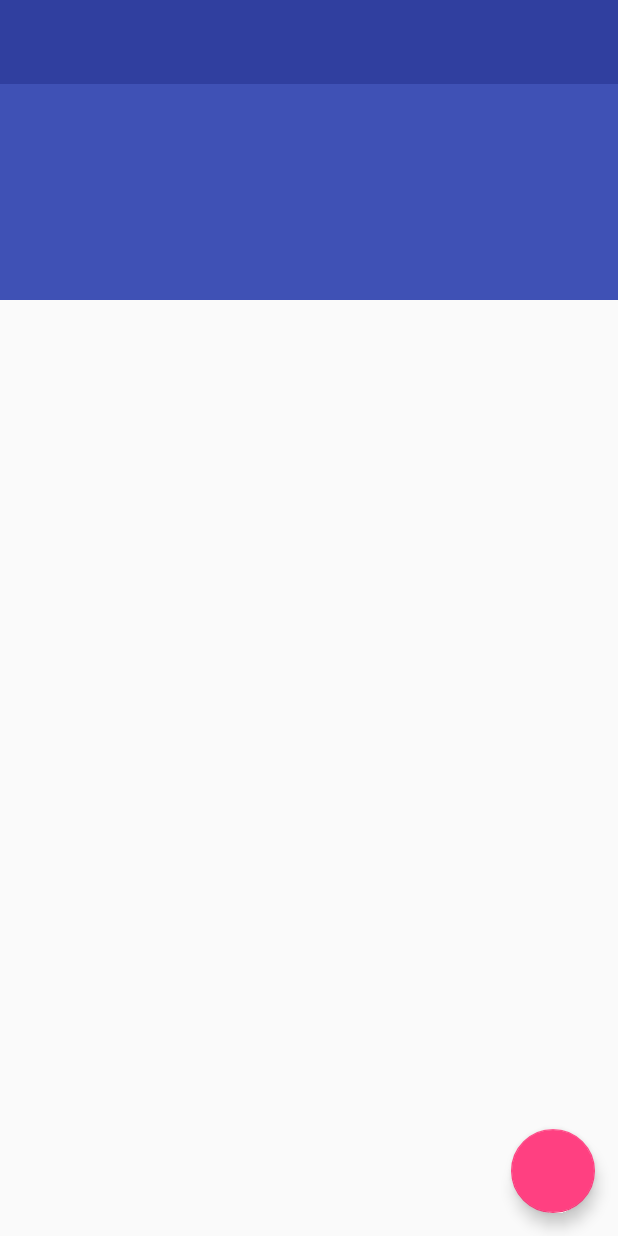
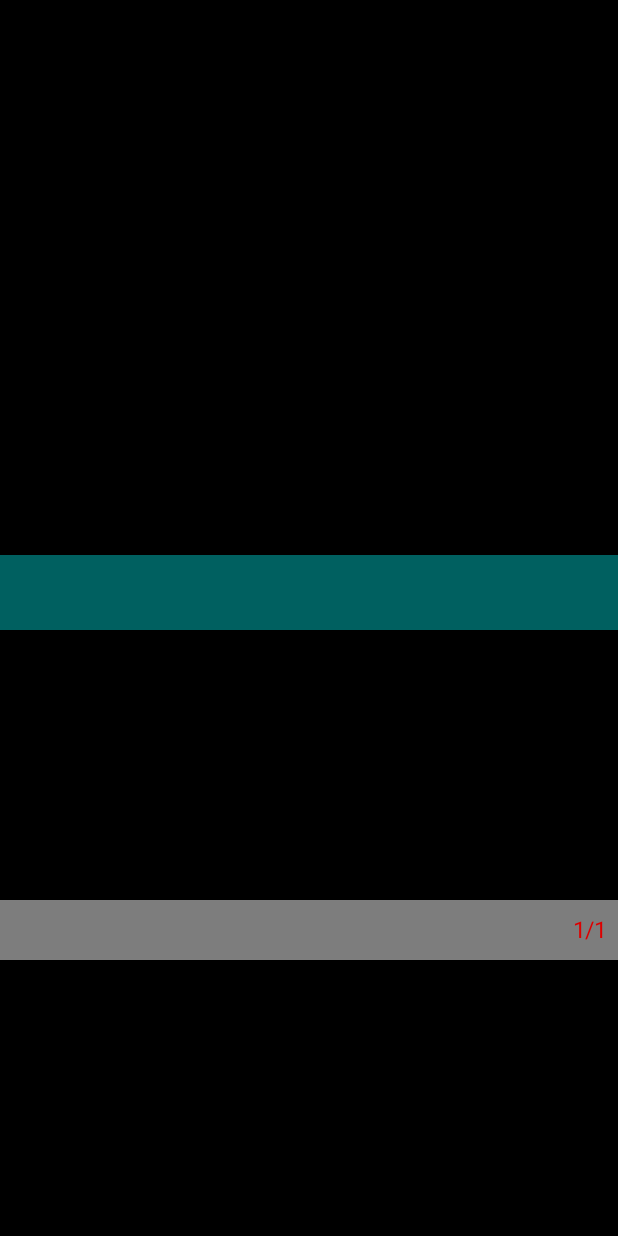
Before and after one commit to 1izheng/AutoBanner, an Android app: the layout activity_main.xml on its own in the app's theme, with its tools: preview values and no code run, on a phone screen of 412 x 824 dp. Run offline under Robolectric (Android 15) with nearby library versions, the phone set to English and light mode, and no system bars.

Commit message:
-添加数据类型泛型,支持自定义数据类型 -修复已知问题

```diff
--- a/app/build.gradle
+++ b/app/build.gradle
@@ -32,4 +32,5 @@ dependencies {
     androidTestImplementation 'com.android.support.test.espresso:espresso-core:3.0.2'
     compile project(':library')
     implementation 'com.github.bumptech.glide:glide:3.7.0'
+    implementation 'com.zhy:base-rvadapter:3.0.3'
 }
--- a/app/src/main/AndroidManifest.xml
+++ b/app/src/main/AndroidManifest.xml
@@ -1,5 +1,5 @@
 <?xml version="1.0" encoding="utf-8"?>
-<manifest package="com.jz.demo"
+<manifest package="com.yjz.demo"
           xmlns:android="http://schemas.android.com/apk/res/android"
     >
 
@@ -13,7 +13,7 @@
         android:supportsRtl="true"
         android:theme="@style/AppTheme"
         >
-        <activity android:name=".MainActivity">
+        <activity android:name="com.yjz.demo.MainActivity">
             <intent-filter>
                 <action android:name="android.intent.action.MAIN"/>
 
--- a/app/src/main/res/layout/activity_main.xml
+++ b/app/src/main/res/layout/activity_main.xml
@@ -1,63 +1,46 @@
 <?xml version="1.0" encoding="utf-8"?>
-<android.support.design.widget.CoordinatorLayout
+<LinearLayout
     xmlns:android="http://schemas.android.com/apk/res/android"
     xmlns:app="http://schemas.android.com/apk/res-auto"
-    xmlns:tools="http://schemas.android.com/tools"
     android:layout_width="match_parent"
     android:layout_height="match_parent"
-    tools:context="com.jz.demo.MainActivity"
+    android:orientation="vertical"
+    android:background="#000000"
     >
 
-    <android.support.design.widget.AppBarLayout
+
+    <com.yjz.banner.AutoBannerView
+        android:id="@+id/autoBanner1"
         android:layout_width="match_parent"
-        android:layout_height="wrap_content"
-        >
+        android:layout_height="200dp"
+        app:indicator_drawable_unselected="@drawable/banner_indicator_selected"
+        app:indicator_size="8dp"
+        />
 
 
-        <android.support.design.widget.CollapsingToolbarLayout
-            android:layout_width="match_parent"
-            android:layout_height="match_parent"
-            app:layout_scrollFlags="scroll|exitUntilCollapsed"
-            app:contentScrim="@color/colorPrimaryDark"
-            app:expandedTitleMarginStart="48dp"
-            app:expandedTitleMarginEnd="64dp"
-            >
-
-            <com.jz.autobanner.AutoBannerView
-                android:id="@+id/autoBanner"
-                android:layout_width="match_parent"
-                android:layout_height="200dp"
-                app:indicator_size="8dp"
-                app:indicator_drawable_unselected="@drawable/banner_indicator_selected"
-                app:layout_collapseMode="parallax"
-                />
-
-            <android.support.v7.widget.Toolbar
-                android:id="@+id/toolbar"
-                android:layout_width="match_parent"
-                android:layout_height="?attr/actionBarSize"
-                android:background="@color/colorPrimaryDark"
-                app:layout_scrollFlags="scroll|enterAlwaysCollapsed"
-                />
-
-        </android.support.design.widget.CollapsingToolbarLayout>
+    <com.yjz.banner.AutoBannerView
+        android:id="@+id/autoBanner2"
+        android:layout_width="match_parent"
+        android:layout_height="200dp"
+        android:layout_marginTop="20dp"
+        app:indicator_drawable_unselected="@drawable/indicator_on"
+        app:indicator_gravity="left"
+        app:indicator_layout_background="#6000ffff"
+        app:indicator_layout_height="50dp"
+        app:indicator_size="8dp"
+        />
 
 
-    </android.support.design.widget.AppBarLayout>
-
-    <android.support.v7.widget.RecyclerView
-        android:id="@+id/recy"
+    <com.yjz.banner.AutoBannerView
+        android:id="@+id/autoBanner3"
         android:layout_width="match_parent"
-        android:layout_height="match_parent"
-        app:layout_behavior="@string/appbar_scrolling_view_behavior"
+        android:layout_height="200dp"
+        android:layout_marginTop="20dp"
+        app:indicator_gravity="right"
+        app:indicator_layout_background="#90dddddd"
+        app:indicator_layout_height="40dp"
+        app:indicator_type="number"
+        app:num_indicator_textcolor="#dd0000"
         />
 
-    <android.support.design.widget.FloatingActionButton
-        android:id="@+id/fab"
-        android:layout_width="wrap_content"
-        android:layout_height="wrap_content"
-        android:layout_gravity="end|bottom"
-        android:layout_margin="15dp"
-        />
-
-</android.support.design.widget.CoordinatorLayout>
+</LinearLayout>
--- a/app/src/main/res/layout/item.xml
+++ b/app/src/main/res/layout/item.xml
@@ -5,7 +5,7 @@
     xmlns:tools="http://schemas.android.com/tools"
     android:layout_width="match_parent"
     android:layout_height="wrap_content"
-    tools:context="com.jz.demo.MainActivity"
+    tools:context="com.yjz.demo.MainActivity"
     >
 
 
--- a/library/src/main/AndroidManifest.xml
+++ b/library/src/main/AndroidManifest.xml
@@ -1,3 +1,3 @@
-<manifest package="com.jz.autobanner"
+<manifest package="com.yjz.banner"
           xmlns:android="http://schemas.android.com/apk/res/android"
     />
--- a/library/src/main/java/com/jz/autobanner/AutoBannerView.java
+++ b/library/src/main/java/com/yjz/banner/AutoBannerView.java
@@ -1,4 +1,4 @@
-package com.jz.autobanner;
+package com.yjz.banner;
 
 
 import android.content.Context;
@@ -11,7 +11,6 @@ import android.support.v4.view.ViewPager.OnPageChangeListener;
 import android.util.AttributeSet;
 import android.util.TypedValue;
 import android.view.Gravity;
-import android.view.LayoutInflater;
 import android.view.MotionEvent;
 import android.view.View;
 import android.view.ViewGroup;
@@ -23,8 +22,14 @@ import android.widget.TextView;
 import java.util.ArrayList;
 import java.util.List;
 
+/**
+ * 无限循环banner,支持左右滑动,基于ViewPager实现
+ *
+ * @author lizheng
+ *         created at 2018/9/17 上午11:55
+ */
+public class AutoBannerView<T> extends LinearLayout {
 
-public class AutoBannerView extends LinearLayout {
     private Context mContext;
 
     /**
@@ -62,7 +67,7 @@ public class AutoBannerView extends LinearLayout {
     /**
      * 数字指示器textColor
      */
-    private int numIndicatorTextColor = android.R.color.white;
+    private int numIndicatorTextColor;
     /**
      * 选中图片指示器样式
      */
@@ -78,7 +83,7 @@ public class AutoBannerView extends LinearLayout {
     /**
      * 指示器父布局背景 默认透明
      */
-    private int indicatorLayoutBackground = android.R.color.transparent;
+    private int indicatorLayoutBackground;
 
     /**
      * 图片轮播视图
@@ -147,6 +152,7 @@ public class AutoBannerView extends LinearLayout {
 
     public AutoBannerView(Context context, AttributeSet attrs, int defStyle) {
         super(context, attrs, defStyle);
+        mContext = context;
         initAttrs(context, attrs);
         init(context);
     }
@@ -165,17 +171,17 @@ public class AutoBannerView extends LinearLayout {
         indicatorSelectedResId = typedArray.getResourceId(R.styleable.AutoBanner_indicator_drawable_selected, R.drawable.indicator_selected);
         indicatorUnSelectedResId = typedArray.getResourceId(R.styleable.AutoBanner_indicator_drawable_unselected, R.drawable.indicator_unselected);
         numIndicatorTextSize = typedArray.getDimensionPixelSize(R.styleable.AutoBanner_num_indicator_textsize, 15);
-        numIndicatorTextColor = typedArray.getResourceId(R.styleable.AutoBanner_num_indicator_textcolor, android.R.color.white);
         indicatorLayoutHeight = typedArray.getDimensionPixelSize(R.styleable.AutoBanner_indicator_layout_height, dp2px(36));
-        indicatorLayoutBackground = typedArray.getResourceId(R.styleable.AutoBanner_indicator_layout_background, android.R.color.transparent);
+
+        numIndicatorTextColor = typedArray.getColor(R.styleable.AutoBanner_num_indicator_textcolor, ContextCompat.getColor(context, android.R.color.white));
+        indicatorLayoutBackground = typedArray.getColor(R.styleable.AutoBanner_indicator_layout_background,ContextCompat.getColor(context, android.R.color.transparent));
 
         typedArray.recycle();
     }
 
 
     private void init(Context context) {
-        mContext = context;
-        LayoutInflater.from(context).inflate(R.layout.ad_banner_view, this);
+        View.inflate(context, R.layout.ad_banner_view, this);
         mAdvPager = (ViewPager) findViewById(R.id.adv_pager);
         mAdvPager.addOnPageChangeListener(new GuidePageChangeListener());
         mAdvPager.setOnTouchListener(new OnTouchListener() {
@@ -197,6 +203,13 @@ public class AutoBannerView extends LinearLayout {
         mGroup = (LinearLayout) findViewById(R.id.ly_img_indicator);
         tvGroup = (LinearLayout) findViewById(R.id.ly_num_indicator);
         tvIndicator = (TextView) findViewById(R.id.tv_indicator);
+
+        //指示器类型
+        if (indicatorType == 0) {
+            showImgIndicator();
+        } else {
+            showNumIndicator();
+        }
     }
 
     /**
@@ -205,7 +218,7 @@ public class AutoBannerView extends LinearLayout {
      * @param imageUrlList
      * @param autoBannerViewListener
      */
-    public void setImageResources(List<String> imageUrlList, AutoBannerViewListener autoBannerViewListener) {
+    public void setImageResources(List<T> imageUrlList, AutoBannerViewListener autoBannerViewListener) {
 
         if (imageUrlList != null && imageUrlList.size() > 0) {
             this.setVisibility(View.VISIBLE);
@@ -249,13 +262,6 @@ public class AutoBannerView extends LinearLayout {
      * 图片轮播(手动控制自动轮播与否，便于资源控制）
      */
     public void start() {
-        //指示器类型
-        if (indicatorType == 0) {
-            showImgIndicator();
-        } else {
-            showNumIndicator();
-        }
-
         startImageTimerTask();
     }
 
@@ -270,7 +276,9 @@ public class AutoBannerView extends LinearLayout {
      * 图片滚动任务
      */
     private void startImageTimerTask() {
-        if (!autoPlay) return;
+        if (!autoPlay) {
+            return;
+        }
         stopImageTimerTask();
         if (mImageViews != null && mImageViews.length > 1) {
             // 图片滚动
@@ -328,6 +336,7 @@ public class AutoBannerView extends LinearLayout {
         lps.width = LayoutParams.MATCH_PARENT;
         lps.height = indicatorLayoutHeight;
         mGroup.setLayoutParams(lps);
+        mGroup.setBackgroundColor(indicatorLayoutBackground);
         if (indicatorGravity == 0) {
             mGroup.setGravity(Gravity.LEFT | Gravity.CENTER_VERTICAL);
         } else if (indicatorGravity == 1) {
@@ -336,8 +345,6 @@ public class AutoBannerView extends LinearLayout {
             mGroup.setGravity(Gravity.RIGHT | Gravity.CENTER_VERTICAL);
         }
 
-        mGroup.setBackgroundResource(indicatorLayoutBackground);
-
     }
 
     /**
@@ -345,13 +352,15 @@ public class AutoBannerView extends LinearLayout {
      */
     private void showNumIndicator() {
         tvGroup.setVisibility(View.VISIBLE);
-        tvIndicator.setTextColor(ContextCompat.getColor(mContext, numIndicatorTextColor));
-        tvIndicator.setTextSize(TypedValue.COMPLEX_UNIT_PX, numIndicatorTextSize);
+        mGroup.setVisibility(GONE);
+        tvIndicator.setTextColor(numIndicatorTextColor);
+        tvIndicator.setTextSize(TypedValue.COMPLEX_UNIT_DIP, numIndicatorTextSize);
 
         RelativeLayout.LayoutParams lps = (RelativeLayout.LayoutParams) tvGroup.getLayoutParams();
         lps.width = RelativeLayout.LayoutParams.MATCH_PARENT;
         lps.height = indicatorLayoutHeight;
-        tvGroup.setBackgroundResource(indicatorLayoutBackground);
+        tvGroup.setLayoutParams(lps);
+        tvGroup.setBackgroundColor(indicatorLayoutBackground);
 
         if (indicatorGravity == 0) {
             tvIndicator.setGravity(Gravity.LEFT | Gravity.CENTER_VERTICAL);
@@ -360,7 +369,6 @@ public class AutoBannerView extends LinearLayout {
         } else {
             tvIndicator.setGravity(Gravity.RIGHT | Gravity.CENTER_VERTICAL);
         }
-        mGroup.setVisibility(View.GONE);
     }
 
     /**
@@ -389,8 +397,9 @@ public class AutoBannerView extends LinearLayout {
     private final class GuidePageChangeListener implements OnPageChangeListener {
         @Override
         public void onPageScrollStateChanged(int state) {
-            if (state == ViewPager.SCROLL_STATE_IDLE)
+            if (state == ViewPager.SCROLL_STATE_IDLE) {
                 startImageTimerTask();
+            }
         }
 
         @Override
@@ -421,7 +430,7 @@ public class AutoBannerView extends LinearLayout {
         /**
          * 图片资源列表
          */
-        private List<String> mAdList = new ArrayList<>();
+        private List<T> mAdList = new ArrayList<>();
 
         /**
          * 广告图片点击监听
@@ -430,7 +439,7 @@ public class AutoBannerView extends LinearLayout {
 
         private Context mContext;
 
-        public AutoBannerAdapter(Context context, List<String> adList, AutoBannerViewListener autoBannerViewListener) {
+        public AutoBannerAdapter(Context context, List<T> adList, AutoBannerViewListener autoBannerViewListener) {
             this.mContext = context;
             this.mAdList = adList;
             mAutoBannerViewListener = autoBannerViewListener;
@@ -449,7 +458,7 @@ public class AutoBannerView extends LinearLayout {
 
         @Override
         public Object instantiateItem(ViewGroup container, final int position) {
-            String imageUrl = mAdList.get(position % mAdList.size());
+            T imageUrl = mAdList.get(position % mAdList.size());
             ImageView imageView;
             if (mImageViewCacheList.isEmpty()) {
                 imageView = new ImageView(mContext);
@@ -487,14 +496,14 @@ public class AutoBannerView extends LinearLayout {
      *
      * @author minking
      */
-    public interface AutoBannerViewListener {
+    public interface AutoBannerViewListener<T> {
         /**
          * 加载图片资源
          *
          * @param imageUrl
          * @param imageView
          */
-        void displayImage(String imageUrl, ImageView imageView);
+        void displayImage(T imageUrl, ImageView imageView);
 
         /**
          * 单击图片事件
--- a/library/src/main/res/layout/ad_banner_view.xml
+++ b/library/src/main/res/layout/ad_banner_view.xml
@@ -23,7 +23,7 @@
     <LinearLayout
         android:id="@+id/ly_num_indicator"
         android:layout_width="match_parent"
-        android:layout_height="wrap_content"
+        android:layout_height="36dp"
         android:layout_alignParentBottom="true"
         android:orientation="horizontal"
         android:paddingLeft="8dp"
--- a/library/src/main/res/values/attr.xml
+++ b/library/src/main/res/values/attr.xml
@@ -6,11 +6,11 @@
         <attr name="indicator_size" format="dimension"/>
         <attr name="indicator_margin" format="dimension"/>
         <attr name="num_indicator_textsize" format="dimension"/>
-        <attr name="num_indicator_textcolor" format="color|reference"/>
+        <attr name="num_indicator_textcolor" format="color"/>
         <attr name="indicator_drawable_selected" format="reference"/>
         <attr name="indicator_drawable_unselected" format="reference"/>
         <attr name="indicator_layout_height" format="dimension"/>
-        <attr name="indicator_layout_background" format="color|reference"/>
+        <attr name="indicator_layout_background" format="reference|color"/>
         <attr name="indicator_type" format="enum">
             <enum name="image" value="0"/>
             <enum name="number" value="1"/>
--- /dev/null
+++ b/library/src/main/res/values/colors.xml
@@ -0,0 +1,9 @@
+<?xml version="1.0" encoding="utf-8"?>
+<resources>
+    <color name="colorPrimary">#3F51B5</color>
+    <color name="colorPrimaryDark">#303F9F</color>
+    <color name="colorAccent">#FF4081</color>
+
+    <color name="white">#ffffff</color>
+    <color name="bg">#50909090</color>
+</resources>
```
Also changed, not shown: app/src/main/java/com/jz/demo/MainActivity.java (deleted, +0 -119 lines), app/src/main/java/com/yjz/demo/MainActivity.java (added, +115 -0 lines), app/src/main/java/com/yjz/demo/PixelUtils.java (added, +191 -0 lines), library/build.gradle (+4 -4 lines), 8 other files.
